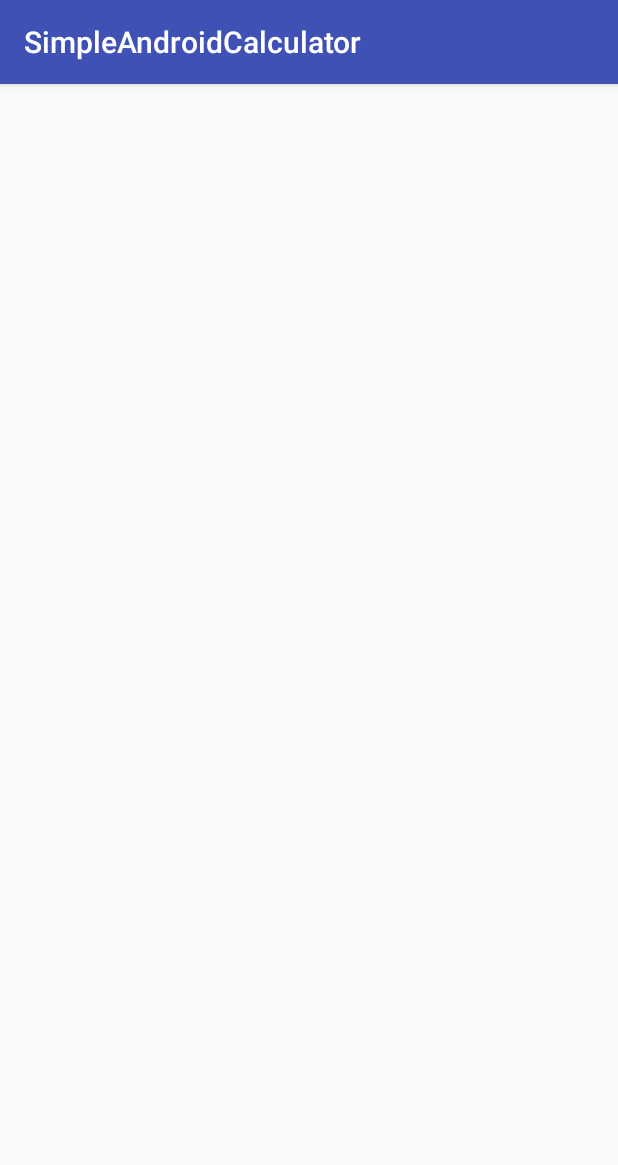
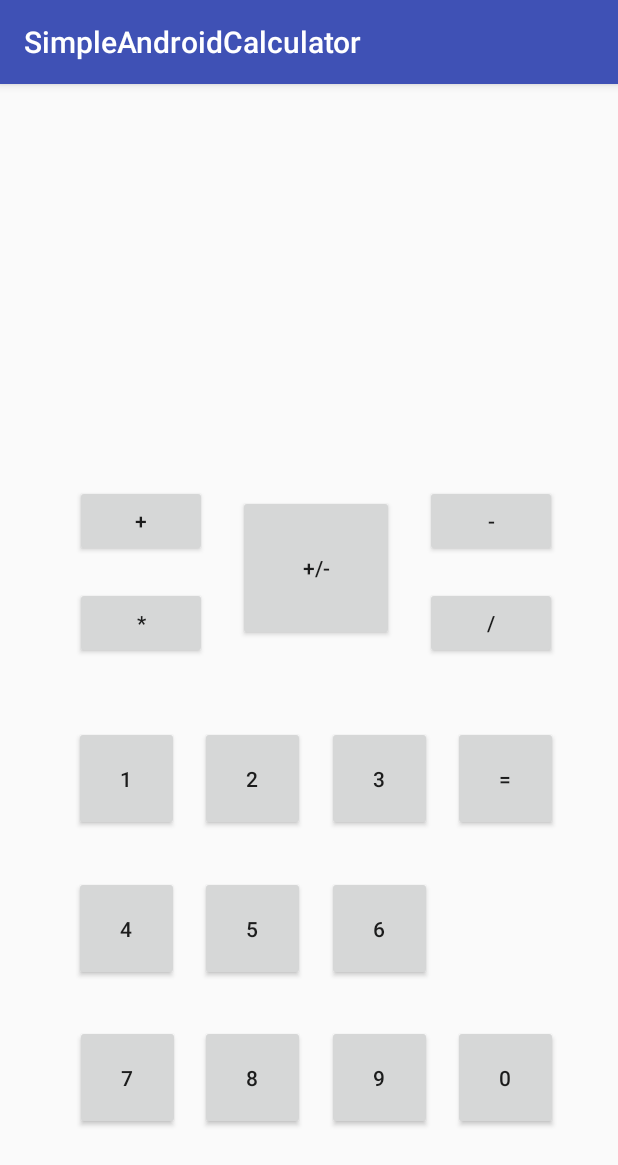
Before and after one commit to shif3r/SimpleAndroidCalculator, an Android app: the screen it shows after launch (MainActivity), on a phone screen of 412 x 824 dp. Shown: the top 1165 px of the screen. Run offline under Robolectric (Android 15) with nearby library versions, the phone set to English and light mode, and no system bars.

Commit message:
Update #2
Fixing interface for using this app on devices with different screen resolutions

```diff
--- a/app/build.gradle
+++ b/app/build.gradle
@@ -25,4 +25,5 @@ dependencies {
     testImplementation 'junit:junit:4.12'
     androidTestImplementation 'com.android.support.test:runner:1.0.2'
     androidTestImplementation 'com.android.support.test.espresso:espresso-core:3.0.2'
+    implementation 'com.android.support:gridlayout-v7:28.0.0-alpha3'
 }
--- a/app/src/main/java/com/shif3r/simpleandroidcalculator/MainActivity.java
+++ b/app/src/main/java/com/shif3r/simpleandroidcalculator/MainActivity.java
@@ -2,9 +2,10 @@ package com.shif3r.simpleandroidcalculator;
 
 import android.support.v7.app.AppCompatActivity;
 import android.os.Bundle;
+import android.widget.Button;
 
 public class MainActivity extends AppCompatActivity {
-
+    Button button1,button2,button3,button4,button5,button6,button7,button8,button9,button0,buttonPlus,buttonMinus,buttonDivide,buttonMultiply,resultButton;
     @Override
     protected void onCreate(Bundle savedInstanceState) {
         super.onCreate(savedInstanceState);
--- a/app/src/main/res/layout/activity_main.xml
+++ b/app/src/main/res/layout/activity_main.xml
@@ -3,8 +3,70 @@
     xmlns:app="http://schemas.android.com/apk/res-auto"
     xmlns:tools="http://schemas.android.com/tools"
     android:layout_width="match_parent"
-    android:layout_height="match_parent"
-    tools:context="?android:attr/textColorSecondary">
+    android:layout_height="match_parent">
+
+    <android.support.constraint.ConstraintLayout
+        android:id="@+id/gridLayout"
+        android:layout_width="0dp"
+        android:layout_height="0dp"
+        android:layout_marginBottom="8dp"
+        android:layout_marginEnd="8dp"
+        android:layout_marginStart="8dp"
+        android:layout_marginTop="8dp"
+        app:layout_constraintBottom_toBottomOf="parent"
+        app:layout_constraintEnd_toEndOf="parent"
+        app:layout_constraintHorizontal_bias="0.0"
+        app:layout_constraintStart_toStartOf="parent"
+        app:layout_constraintTop_toTopOf="parent"
+        app:layout_constraintVertical_bias="0.0">
+
+        <Button
+            android:id="@+id/resultButton"
+            android:layout_width="70dp"
+            android:layout_height="70dp"
+            android:layout_marginBottom="8dp"
+            android:layout_marginEnd="8dp"
+            android:layout_marginStart="8dp"
+            android:layout_marginTop="8dp"
+            android:text="="
+            app:layout_constraintBottom_toBottomOf="parent"
+            app:layout_constraintEnd_toEndOf="parent"
+            app:layout_constraintHorizontal_bias="0.922"
+            app:layout_constraintStart_toStartOf="parent"
+            app:layout_constraintTop_toTopOf="parent"
+            app:layout_constraintVertical_bias="0.619" />
+
+        <Button
+            android:id="@+id/buttonDivide"
+            android:layout_width="wrap_content"
+            android:layout_height="wrap_content"
+            android:layout_marginBottom="8dp"
+            android:layout_marginEnd="8dp"
+            android:layout_marginStart="8dp"
+            android:layout_marginTop="8dp"
+            android:text="/"
+            app:layout_constraintBottom_toBottomOf="parent"
+            app:layout_constraintEnd_toEndOf="parent"
+            app:layout_constraintHorizontal_bias="0.916"
+            app:layout_constraintStart_toStartOf="parent"
+            app:layout_constraintTop_toTopOf="parent"
+            app:layout_constraintVertical_bias="0.464" />
+
+        <Button
+            android:id="@+id/button9"
+            android:layout_width="70dp"
+            android:layout_height="70dp"
+            android:layout_marginBottom="8dp"
+            android:layout_marginEnd="8dp"
+            android:layout_marginStart="8dp"
+            android:layout_marginTop="8dp"
+            android:text="9"
+            app:layout_constraintBottom_toBottomOf="parent"
+            app:layout_constraintEnd_toEndOf="parent"
+            app:layout_constraintHorizontal_bias="0.651"
+            app:layout_constraintStart_toStartOf="parent"
+            app:layout_constraintTop_toTopOf="parent"
+            app:layout_constraintVertical_bias="0.918" />
 
         <Button
             android:id="@+id/button8"
@@ -15,12 +77,108 @@
             android:layout_marginStart="8dp"
             android:layout_marginTop="8dp"
             android:text="8"
-        app:layout_constraintBottom_toTopOf="@+id/button0"
+            app:layout_constraintBottom_toBottomOf="parent"
             app:layout_constraintEnd_toEndOf="parent"
-        app:layout_constraintHorizontal_bias="0.0"
-        app:layout_constraintStart_toEndOf="@+id/button7"
+            app:layout_constraintHorizontal_bias="0.379"
+            app:layout_constraintStart_toStartOf="parent"
             app:layout_constraintTop_toTopOf="parent"
-        app:layout_constraintVertical_bias="0.991" />
+            app:layout_constraintVertical_bias="0.918" />
+
+        <Button
+            android:id="@+id/button2"
+            android:layout_width="70dp"
+            android:layout_height="70dp"
+            android:layout_marginBottom="8dp"
+            android:layout_marginEnd="8dp"
+            android:layout_marginStart="8dp"
+            android:layout_marginTop="8dp"
+            android:text="2"
+            app:layout_constraintBottom_toBottomOf="parent"
+            app:layout_constraintEnd_toEndOf="parent"
+            app:layout_constraintHorizontal_bias="0.379"
+            app:layout_constraintStart_toStartOf="parent"
+            app:layout_constraintTop_toTopOf="parent"
+            app:layout_constraintVertical_bias="0.619" />
+
+        <Button
+            android:id="@+id/button1"
+            android:layout_width="70dp"
+            android:layout_height="70dp"
+            android:layout_marginBottom="8dp"
+            android:layout_marginEnd="8dp"
+            android:layout_marginStart="8dp"
+            android:layout_marginTop="8dp"
+            android:text="1"
+            app:layout_constraintBottom_toBottomOf="parent"
+            app:layout_constraintEnd_toEndOf="parent"
+            app:layout_constraintHorizontal_bias="0.108"
+            app:layout_constraintStart_toStartOf="parent"
+            app:layout_constraintTop_toTopOf="parent"
+            app:layout_constraintVertical_bias="0.619" />
+
+        <Button
+            android:id="@+id/button3"
+            android:layout_width="70dp"
+            android:layout_height="70dp"
+            android:layout_marginBottom="8dp"
+            android:layout_marginEnd="8dp"
+            android:layout_marginStart="8dp"
+            android:layout_marginTop="8dp"
+            android:text="3"
+            app:layout_constraintBottom_toBottomOf="parent"
+            app:layout_constraintEnd_toEndOf="parent"
+            app:layout_constraintHorizontal_bias="0.651"
+            app:layout_constraintStart_toStartOf="parent"
+            app:layout_constraintTop_toTopOf="parent"
+            app:layout_constraintVertical_bias="0.619" />
+
+        <Button
+            android:id="@+id/button4"
+            android:layout_width="70dp"
+            android:layout_height="70dp"
+            android:layout_marginBottom="8dp"
+            android:layout_marginEnd="8dp"
+            android:layout_marginStart="8dp"
+            android:layout_marginTop="8dp"
+            android:text="4"
+            app:layout_constraintBottom_toBottomOf="parent"
+            app:layout_constraintEnd_toEndOf="parent"
+            app:layout_constraintHorizontal_bias="0.108"
+            app:layout_constraintStart_toStartOf="parent"
+            app:layout_constraintTop_toTopOf="parent"
+            app:layout_constraintVertical_bias="0.769" />
+
+        <Button
+            android:id="@+id/button5"
+            android:layout_width="70dp"
+            android:layout_height="70dp"
+            android:layout_marginBottom="8dp"
+            android:layout_marginEnd="8dp"
+            android:layout_marginStart="8dp"
+            android:layout_marginTop="8dp"
+            android:text="5"
+            app:layout_constraintBottom_toBottomOf="parent"
+            app:layout_constraintEnd_toEndOf="parent"
+            app:layout_constraintHorizontal_bias="0.379"
+            app:layout_constraintStart_toStartOf="parent"
+            app:layout_constraintTop_toTopOf="parent"
+            app:layout_constraintVertical_bias="0.769" />
+
+        <Button
+            android:id="@+id/button6"
+            android:layout_width="70dp"
+            android:layout_height="70dp"
+            android:layout_marginBottom="8dp"
+            android:layout_marginEnd="8dp"
+            android:layout_marginStart="8dp"
+            android:layout_marginTop="8dp"
+            android:text="6"
+            app:layout_constraintBottom_toBottomOf="parent"
+            app:layout_constraintEnd_toEndOf="parent"
+            app:layout_constraintHorizontal_bias="0.651"
+            app:layout_constraintStart_toStartOf="parent"
+            app:layout_constraintTop_toTopOf="parent"
+            app:layout_constraintVertical_bias="0.769" />
 
         <Button
             android:id="@+id/button7"
@@ -33,10 +191,10 @@
             android:text="7"
             app:layout_constraintBottom_toBottomOf="parent"
             app:layout_constraintEnd_toEndOf="parent"
-        app:layout_constraintHorizontal_bias="0.067"
+            app:layout_constraintHorizontal_bias="0.11"
             app:layout_constraintStart_toStartOf="parent"
             app:layout_constraintTop_toTopOf="parent"
-        app:layout_constraintVertical_bias="0.731" />
+            app:layout_constraintVertical_bias="0.918" />
 
         <Button
             android:id="@+id/button0"
@@ -49,122 +207,26 @@
             android:text="0"
             app:layout_constraintBottom_toBottomOf="parent"
             app:layout_constraintEnd_toEndOf="parent"
-        app:layout_constraintHorizontal_bias="0.328"
+            app:layout_constraintHorizontal_bias="0.922"
             app:layout_constraintStart_toStartOf="parent"
             app:layout_constraintTop_toTopOf="parent"
-        app:layout_constraintVertical_bias="0.9" />
+            app:layout_constraintVertical_bias="0.918" />
 
         <Button
-        android:id="@+id/button9"
-        android:layout_width="70dp"
-        android:layout_height="70dp"
+            android:id="@+id/buttonMultiply"
+            android:layout_width="wrap_content"
+            android:layout_height="wrap_content"
             android:layout_marginBottom="8dp"
             android:layout_marginEnd="8dp"
             android:layout_marginStart="8dp"
             android:layout_marginTop="8dp"
-        android:text="9"
+            android:text="*"
             app:layout_constraintBottom_toBottomOf="parent"
             app:layout_constraintEnd_toEndOf="parent"
-        app:layout_constraintHorizontal_bias="0.0"
-        app:layout_constraintStart_toEndOf="@+id/button8"
-        app:layout_constraintTop_toTopOf="parent"
-        app:layout_constraintVertical_bias="0.731" />
-
-    <Button
-        android:id="@+id/button5"
-        android:layout_width="70dp"
-        android:layout_height="70dp"
-        android:layout_marginBottom="8dp"
-        android:layout_marginEnd="8dp"
-        android:layout_marginStart="8dp"
-        android:layout_marginTop="184dp"
-        android:text="5"
-        app:layout_constraintBottom_toTopOf="@+id/button8"
-        app:layout_constraintEnd_toStartOf="@+id/button6"
-        app:layout_constraintHorizontal_bias="1.0"
+            app:layout_constraintHorizontal_bias="0.116"
             app:layout_constraintStart_toStartOf="parent"
             app:layout_constraintTop_toTopOf="parent"
-        app:layout_constraintVertical_bias="1.0" />
-
-    <Button
-        android:id="@+id/button4"
-        android:layout_width="70dp"
-        android:layout_height="70dp"
-        android:layout_marginBottom="8dp"
-        android:layout_marginEnd="8dp"
-        android:layout_marginStart="8dp"
-        android:layout_marginTop="8dp"
-        android:text="4"
-        app:layout_constraintBottom_toTopOf="@+id/button7"
-        app:layout_constraintEnd_toStartOf="@+id/button5"
-        app:layout_constraintHorizontal_bias="1.0"
-        app:layout_constraintStart_toStartOf="parent"
-        app:layout_constraintTop_toTopOf="parent"
-        app:layout_constraintVertical_bias="1.0" />
-
-    <Button
-        android:id="@+id/button6"
-        android:layout_width="70dp"
-        android:layout_height="70dp"
-        android:layout_marginBottom="8dp"
-        android:layout_marginEnd="8dp"
-        android:layout_marginStart="8dp"
-        android:layout_marginTop="8dp"
-        android:text="6"
-        app:layout_constraintBottom_toTopOf="@+id/button9"
-        app:layout_constraintEnd_toEndOf="parent"
-        app:layout_constraintHorizontal_bias="0.59"
-        app:layout_constraintStart_toStartOf="parent"
-        app:layout_constraintTop_toTopOf="parent"
-        app:layout_constraintVertical_bias="1.0" />
-
-    <Button
-        android:id="@+id/button2"
-        android:layout_width="70dp"
-        android:layout_height="70dp"
-        android:layout_marginBottom="8dp"
-        android:layout_marginEnd="8dp"
-        android:layout_marginStart="8dp"
-        android:layout_marginTop="8dp"
-        android:text="2"
-        app:layout_constraintBottom_toTopOf="@+id/button5"
-        app:layout_constraintEnd_toStartOf="@+id/button3"
-        app:layout_constraintHorizontal_bias="1.0"
-        app:layout_constraintStart_toStartOf="parent"
-        app:layout_constraintTop_toTopOf="parent"
-        app:layout_constraintVertical_bias="1.0" />
-
-    <Button
-        android:id="@+id/button3"
-        android:layout_width="70dp"
-        android:layout_height="70dp"
-        android:layout_marginBottom="8dp"
-        android:layout_marginEnd="8dp"
-        android:layout_marginStart="8dp"
-        android:layout_marginTop="8dp"
-        android:text="3"
-        app:layout_constraintBottom_toTopOf="@+id/button6"
-        app:layout_constraintEnd_toEndOf="parent"
-        app:layout_constraintHorizontal_bias="0.59"
-        app:layout_constraintStart_toStartOf="parent"
-        app:layout_constraintTop_toTopOf="parent"
-        app:layout_constraintVertical_bias="1.0" />
-
-    <Button
-        android:id="@+id/button1"
-        android:layout_width="70dp"
-        android:layout_height="70dp"
-        android:layout_marginBottom="8dp"
-        android:layout_marginEnd="8dp"
-        android:layout_marginStart="8dp"
-        android:layout_marginTop="8dp"
-        android:text="1"
-        app:layout_constraintBottom_toTopOf="@+id/button4"
-        app:layout_constraintEnd_toStartOf="@+id/button2"
-        app:layout_constraintHorizontal_bias="1.0"
-        app:layout_constraintStart_toStartOf="parent"
-        app:layout_constraintTop_toTopOf="parent"
-        app:layout_constraintVertical_bias="1.0" />
+            app:layout_constraintVertical_bias="0.464" />
 
         <Button
             android:id="@+id/buttonPlus"
@@ -175,90 +237,44 @@
             android:layout_marginStart="8dp"
             android:layout_marginTop="8dp"
             android:text="+"
-        app:layout_constraintBottom_toTopOf="@+id/buttonMinus"
+            app:layout_constraintBottom_toBottomOf="parent"
             app:layout_constraintEnd_toEndOf="parent"
-        app:layout_constraintHorizontal_bias="0.971"
+            app:layout_constraintHorizontal_bias="0.116"
             app:layout_constraintStart_toStartOf="parent"
             app:layout_constraintTop_toTopOf="parent"
-        app:layout_constraintVertical_bias="1.0" />
+            app:layout_constraintVertical_bias="0.365" />
 
         <Button
             android:id="@+id/buttonMinus"
             android:layout_width="wrap_content"
             android:layout_height="wrap_content"
             android:layout_marginBottom="8dp"
-        android:layout_marginEnd="16dp"
+            android:layout_marginEnd="8dp"
             android:layout_marginStart="8dp"
             android:layout_marginTop="8dp"
             android:text="-"
-        app:layout_constraintBottom_toTopOf="@+id/buttonMultiply"
+            app:layout_constraintBottom_toBottomOf="parent"
             app:layout_constraintEnd_toEndOf="parent"
-        app:layout_constraintHorizontal_bias="1.0"
+            app:layout_constraintHorizontal_bias="0.916"
             app:layout_constraintStart_toStartOf="parent"
             app:layout_constraintTop_toTopOf="parent"
-        app:layout_constraintVertical_bias="1.0" />
+            app:layout_constraintVertical_bias="0.365" />
 
         <Button
-        android:id="@+id/buttonMultiply"
-        android:layout_width="wrap_content"
-        android:layout_height="wrap_content"
+            android:id="@+id/buttonInvert"
+            android:layout_width="104dp"
+            android:layout_height="97dp"
             android:layout_marginBottom="8dp"
             android:layout_marginEnd="8dp"
             android:layout_marginStart="8dp"
             android:layout_marginTop="8dp"
-        android:text="*"
-        app:layout_constraintBottom_toTopOf="@+id/buttonDivide"
+            android:text="+/-"
+            app:layout_constraintBottom_toBottomOf="parent"
             app:layout_constraintEnd_toEndOf="parent"
-        app:layout_constraintHorizontal_bias="0.971"
+            app:layout_constraintHorizontal_bias="0.517"
             app:layout_constraintStart_toStartOf="parent"
             app:layout_constraintTop_toTopOf="parent"
-        app:layout_constraintVertical_bias="1.0" />
+            app:layout_constraintVertical_bias="0.404" />
 
-    <Button
-        android:id="@+id/buttonDivide"
-        android:layout_width="wrap_content"
-        android:layout_height="wrap_content"
-        android:layout_marginBottom="8dp"
-        android:layout_marginEnd="8dp"
-        android:layout_marginStart="8dp"
-        android:layout_marginTop="8dp"
-        android:text="/"
-        app:layout_constraintBottom_toTopOf="@+id/buttonResult"
-        app:layout_constraintEnd_toEndOf="parent"
-        app:layout_constraintHorizontal_bias="0.971"
-        app:layout_constraintStart_toStartOf="parent"
-        app:layout_constraintTop_toTopOf="parent"
-        app:layout_constraintVertical_bias="1.0" />
-
-    <Button
-        android:id="@+id/buttonResult"
-        android:layout_width="wrap_content"
-        android:layout_height="wrap_content"
-        android:layout_marginBottom="8dp"
-        android:layout_marginEnd="8dp"
-        android:layout_marginStart="8dp"
-        android:layout_marginTop="8dp"
-        android:text="="
-        app:layout_constraintBottom_toBottomOf="parent"
-        app:layout_constraintEnd_toEndOf="parent"
-        app:layout_constraintHorizontal_bias="0.971"
-        app:layout_constraintStart_toStartOf="parent"
-        app:layout_constraintTop_toTopOf="parent"
-        app:layout_constraintVertical_bias="0.838" />
-
-    <TextView
-        android:id="@+id/resultText"
-        android:layout_width="330dp"
-        android:layout_height="118dp"
-        android:layout_marginBottom="8dp"
-        android:layout_marginEnd="8dp"
-        android:layout_marginStart="8dp"
-        android:layout_marginTop="8dp"
-        android:theme="@android:style/TextAppearance.DeviceDefault"
-        android:visibility="visible"
-        app:layout_constraintBottom_toBottomOf="parent"
-        app:layout_constraintEnd_toEndOf="parent"
-        app:layout_constraintStart_toStartOf="parent"
-        app:layout_constraintTop_toTopOf="parent"
-        app:layout_constraintVertical_bias="0.092" />
     </android.support.constraint.ConstraintLayout>
+</android.support.constraint.ConstraintLayout>
```
Lines whose indentation alone changed are shown as unchanged.
